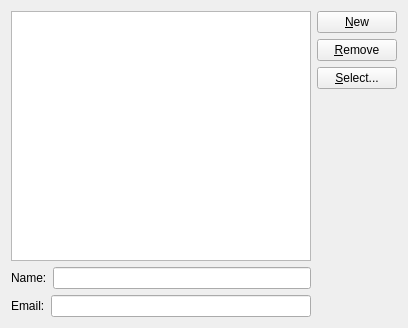
Old version of the form publishdialog_base.ui in the repository KDE/korganizer.
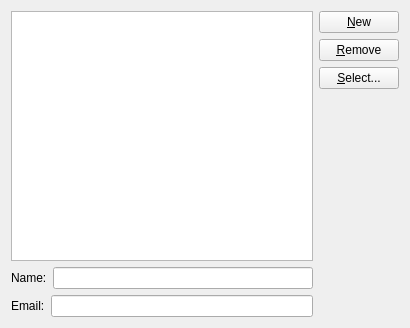
New version of the form. Custom widgets are drawn as their Qt base class.

Commit message: Fix buddies and tab order

```diff
--- a/publishdialog_base.ui
+++ b/publishdialog_base.ui
@@ -6,7 +6,7 @@
    <rect>
     <x>0</x>
     <y>0</y>
-    <width>403</width>
+    <width>410</width>
     <height>326</height>
    </rect>
   </property>
```
Left out of the diff: 23 changed lines with no effect on the pictures. The commit also changes 1 other file.
